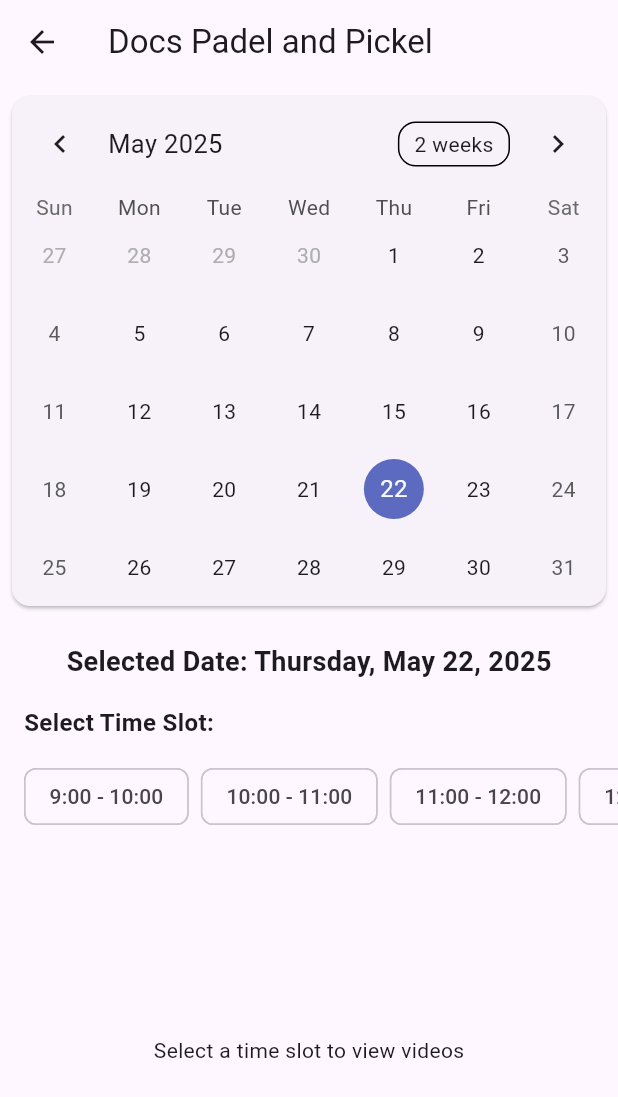
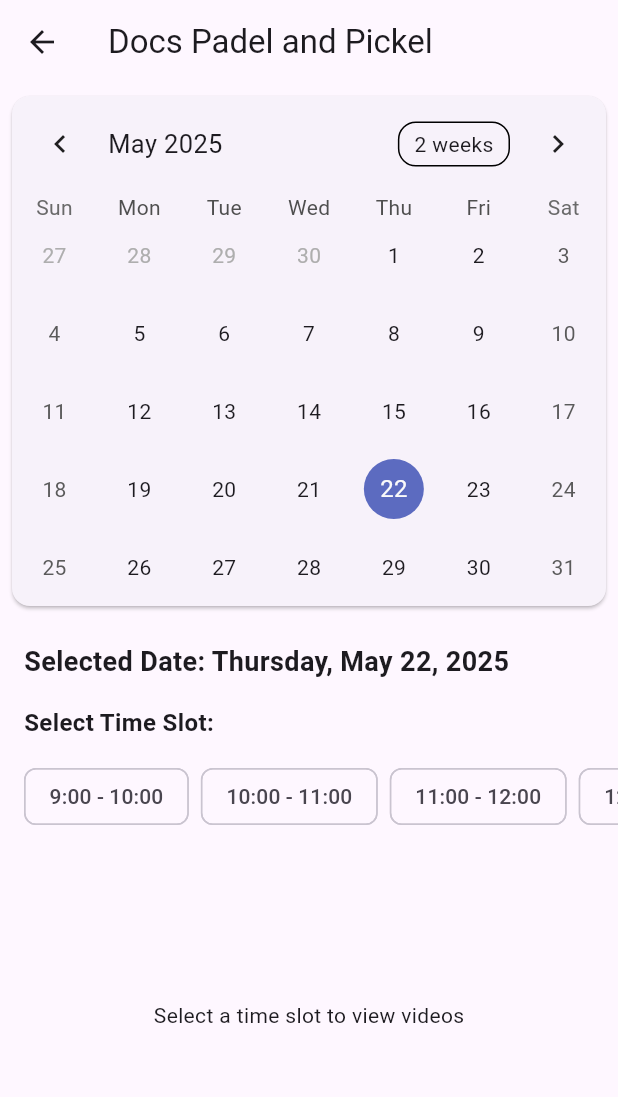
Before and after one commit to MarcovT/send_it_mobile, a Flutter app: the screen it shows after launch, after a tap on "Docs Padel and Pickel", on a phone screen of 412 x 824 dp. Shown: the top 1097 px of the screen. Run offline on Flutter 3.47's test engine with Material 3 defaults, Android fonts, the phone set to English and light mode, and no system bars; drawn by our look-alikes of table_calendar; our stand-ins replace file_picker, geolocator, permission_handler; network calls fail.

Commit message:
Added SingleChildScrollView

```diff
--- a/lib/screens/court_calendar_page.dart
+++ b/lib/screens/court_calendar_page.dart
@@ -42,7 +42,13 @@ class _CourtCalendarPageState extends State<CourtCalendarPage> {
       appBar: AppBar(
         title: Text(widget.court.name),
       ),
-      body: Column(
+      body: SingleChildScrollView(
+        child: ConstrainedBox(
+          constraints: BoxConstraints(
+            minHeight: MediaQuery.of(context).size.height - AppBar().preferredSize.height - MediaQuery.of(context).padding.top,
+          ),
+          child: Column(
+            crossAxisAlignment: CrossAxisAlignment.stretch,
             children: [
               // Calendar
               Card(
@@ -94,6 +100,7 @@ class _CourtCalendarPageState extends State<CourtCalendarPage> {
               ),
               const SizedBox(height: 8),
               // Time slots horizontal list
+              // Create a court list item for each time slot
               SizedBox(
                 height: 60,
                 child: ListView.builder(
@@ -126,34 +133,45 @@ class _CourtCalendarPageState extends State<CourtCalendarPage> {
               ),
               const SizedBox(height: 16),
               // Videos section
-          Expanded(
-            child: _buildVideosSection(),
+              _buildVideosSection(),
+            ],
           ),
-        ],
+        ),
       ),
     );
   }
 
   Widget _buildVideosSection() {
     if (_selectedTimeSlot == null) {
-      return const Center(
+      return const SizedBox(
+        height: 200,
+        child: Center(
           child: Text('Select a time slot to view videos'),
+        ),
       );
     }
 
     if (_isLoadingVideos) {
-      return const Center(
+      return const SizedBox(
+        height: 200,
+        child: Center(
           child: CircularProgressIndicator(),
+        ),
       );
     }
 
     if (_videos.isEmpty) {
-      return const Center(
+      return const SizedBox(
+        height: 200,
+        child: Center(
           child: Text('No videos available for the selected time'),
+        ),
       );
     }
 
     return ListView.builder(
+      shrinkWrap: true,
+      physics: const NeverScrollableScrollPhysics(),
       padding: const EdgeInsets.all(16),
       itemCount: _videos.length,
       itemBuilder: (context, index) {
@@ -185,42 +203,34 @@ class _CourtCalendarPageState extends State<CourtCalendarPage> {
 
     try {
       // Simulate API call to get videos
-      // In a real app, we would replace this with an actual API call to your backend
       await Future.delayed(const Duration(seconds: 1));
 
-      // Parse the timeSlot to get the start hour (e.g., "9:00 - 10:00" -> 9) @Marco I actually don't know how to do this or if this is even correct method.
+      // Parse the timeSlot to get the start hour
       final startHour = int.parse(timeSlot.split(':')[0]);
 
       // Format the date for the API request
       final formattedDate = DateFormat('yyyy-MM-dd').format(date);
-
-      // API call to fetch videos copied the below code ;)
-      // final response = await http.get(
-      //   Uri.parse('https://blahblahbalh.com'),
-      // );
-      // final data = jsonDecode(response.body);
-      // final List<VideoData> videos = (data['videos'] as List).map((v) => VideoData.fromJson(v)).toList();
 
       // Mock data for demonstration
       final List<VideoData> mockVideos = [
         VideoData(
           id: '1',
           title: 'Court ${widget.court.id}',
-          thumbnailUrl: 'https://via.placeholder.com/640x360',
+          thumbnailUrl: '',
           videoUrl: 'https://example.com/video1.mp4',
           duration: '45:22',
         ),
         VideoData(
           id: '2',
           title: 'Court ${widget.court.id}',
-          thumbnailUrl: 'https://via.placeholder.com/640x360',
+          thumbnailUrl: '',
           videoUrl: 'https://example.com/video2.mp4',
           duration: '32:15',
         ),
         VideoData(
           id: '3',
           title: 'Court ${widget.court.id}',
-          thumbnailUrl: 'https://via.placeholder.com/640x360',
+          thumbnailUrl: '',
           videoUrl: 'https://example.com/video3.mp4',
           duration: '58:40',
         ),
```
Also changed, not shown: lib/widgets/video_list_item.dart (+20 -29 lines). Lines whose indentation alone changed are shown as unchanged.
